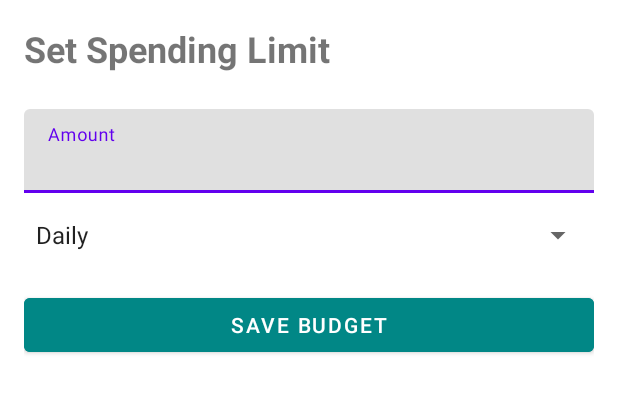
After one commit to jvillanueva3651/HabitGuard, an Android app: the layout activity_budget_setup.xml on its own in the app's theme, with its tools: preview values and no code run, on a phone screen of 412 x 824 dp. The commit adds this screen. Shown: the top 393 px of the screen. Run offline under Robolectric (Android 15) with nearby library versions, the phone set to English and light mode, and no system bars.

Commit message:
Created BudgetSetupActivity and layout.

```diff
--- /dev/null
+++ b/app/src/main/res/layout/activity_budget_setup.xml
@@ -0,0 +1,46 @@
+<?xml version="1.0" encoding="utf-8"?>
+<LinearLayout xmlns:android="http://schemas.android.com/apk/res/android"
+    xmlns:app="http://schemas.android.com/apk/res-auto"
+    xmlns:tools="http://schemas.android.com/tools"
+    android:layout_width="match_parent"
+    android:layout_height="match_parent"
+    android:orientation="vertical"
+    android:padding="16dp">
+
+    <TextView
+        android:layout_width="wrap_content"
+        android:layout_height="wrap_content"
+        android:text="Set Spending Limit"
+        android:textSize="24sp"
+        android:textStyle="bold"
+        android:layout_marginBottom="24dp"/>
+
+    <com.google.android.material.textfield.TextInputLayout
+        android:layout_width="match_parent"
+        android:layout_height="wrap_content"
+        android:layout_marginBottom="16dp"
+        android:hint="Amount">
+
+        <com.google.android.material.textfield.TextInputEditText
+            android:id="@+id/amountInput"
+            android:layout_width="match_parent"
+            android:layout_height="wrap_content"
+            android:inputType="numberDecimal"/>
+    </com.google.android.material.textfield.TextInputLayout>
+
+    <Spinner
+        android:id="@+id/periodSpinner"
+        android:layout_width="match_parent"
+        android:layout_height="wrap_content"
+        android:entries="@array/budget_period_options"
+        android:layout_marginBottom="24dp"/>
+
+    <Button
+        android:id="@+id/saveButton"
+        android:layout_width="match_parent"
+        android:layout_height="wrap_content"
+        android:text="Save Budget"
+        android:backgroundTint="@color/teal_700"
+        android:textColor="@color/white"/>
+
+</LinearLayout>
--- a/app/src/main/res/values/strings.xml
+++ b/app/src/main/res/values/strings.xml
@@ -103,6 +103,13 @@
     <string name="credit_format">Credits: $%1$.2f</string>
     <string name="balanceTextView_fragment_home">Balance: $500.00</string>
     <string name="spendingTextView_fragment_home">Monthly Spending: $200.00</string>
+    <string-array name="budget_period_options">
+        <item>Daily</item>
+        <item>Weekly</item>
+        <item>Monthly</item>
+    </string-array>
+    <string name="no_budget_message">No budget set up</string>
+    <string name="set_budget_button">Set Budget</string>
     <string name="daily_streak_fragment_home">Daily Streak</string>
     <string name="current_streak_fragment_home">Current Streak</string>
     <string name="currentStreakTextView_fragment_home">10 days</string>
```
Also changed, not shown: app/src/main/java/com/washburn/habitguard/ui/finance/BudgetSetupActivity.kt (added, +63 -0 lines).
